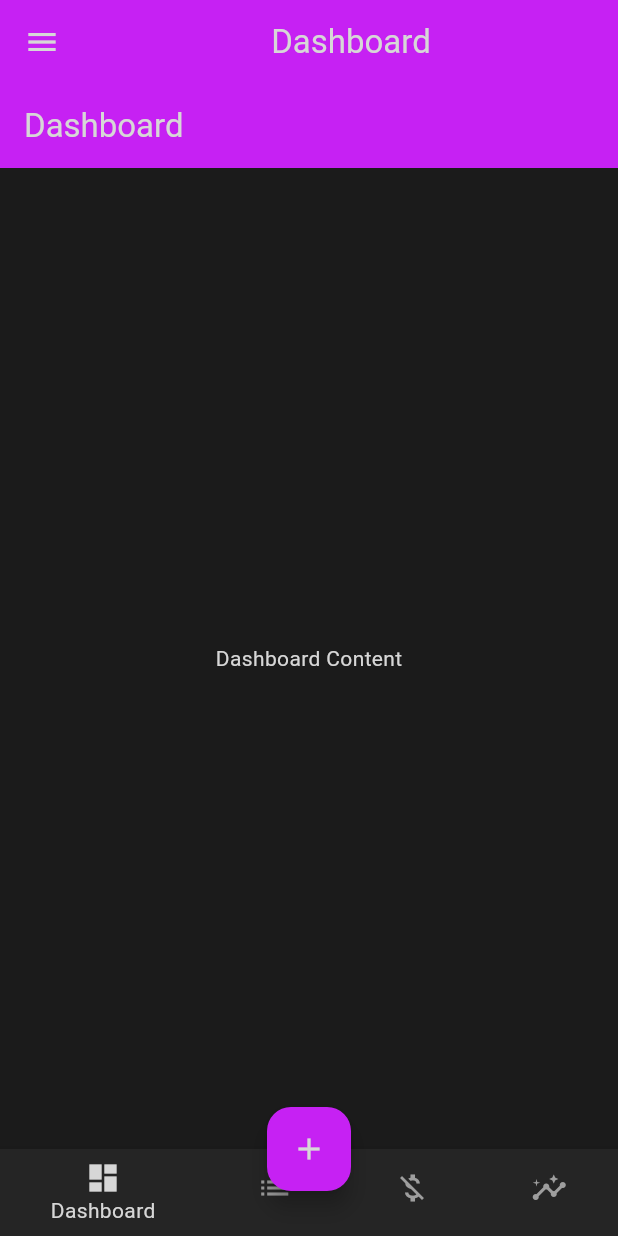
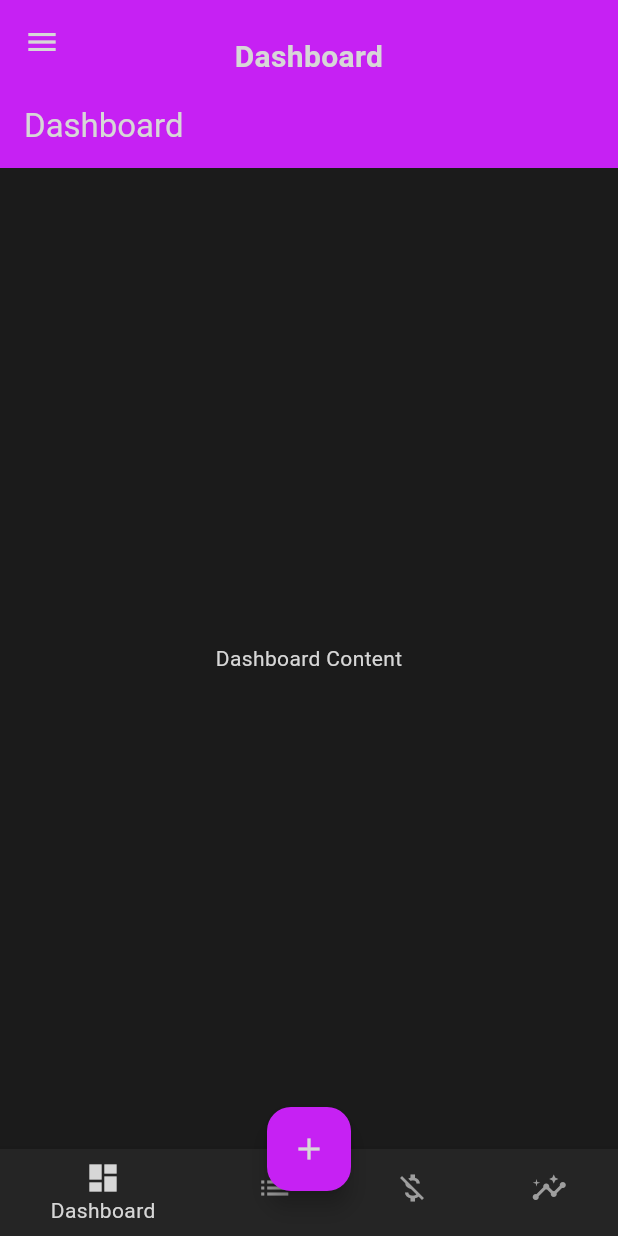
Before and after one commit to SolidCaterpillar/SWEN303-Group-Project-Part-1, a Flutter app: the screen it shows after launch, on a phone screen of 412 x 824 dp. Run offline on Flutter 3.47's test engine with Material 3 defaults, Android fonts, the light colour scheme and no system bars.

Commit message:
Finishing New Layouts

```diff
--- a/flutter_prototype/lib/main.dart
+++ b/flutter_prototype/lib/main.dart
@@ -119,9 +119,19 @@ final List<List<Widget>> _appBarActions = [
 
   AppBar _buildAppBar() {
     return AppBar(
-      title: Center(
-        child: Text(_appBarNames[_currentIndex],
-            style: TextStyle(color: AppColors.textPrimary)),
+      title: SizedBox(),
+      flexibleSpace: Container(       // Centered Tex box
+        alignment:  Alignment.center,
+        child: Padding(
+          padding: const EdgeInsets.only(top: 20.0),
+          child: Text(_appBarNames[_currentIndex],
+            textAlign: TextAlign.center,
+            style: TextStyle(color: AppColors.textPrimary,
+              fontSize: 20.0,
+              fontWeight: FontWeight.bold,
+            ),
+          ),
+        ),
       ),
       backgroundColor: AppColors.primary,
       leading: Builder(
```
